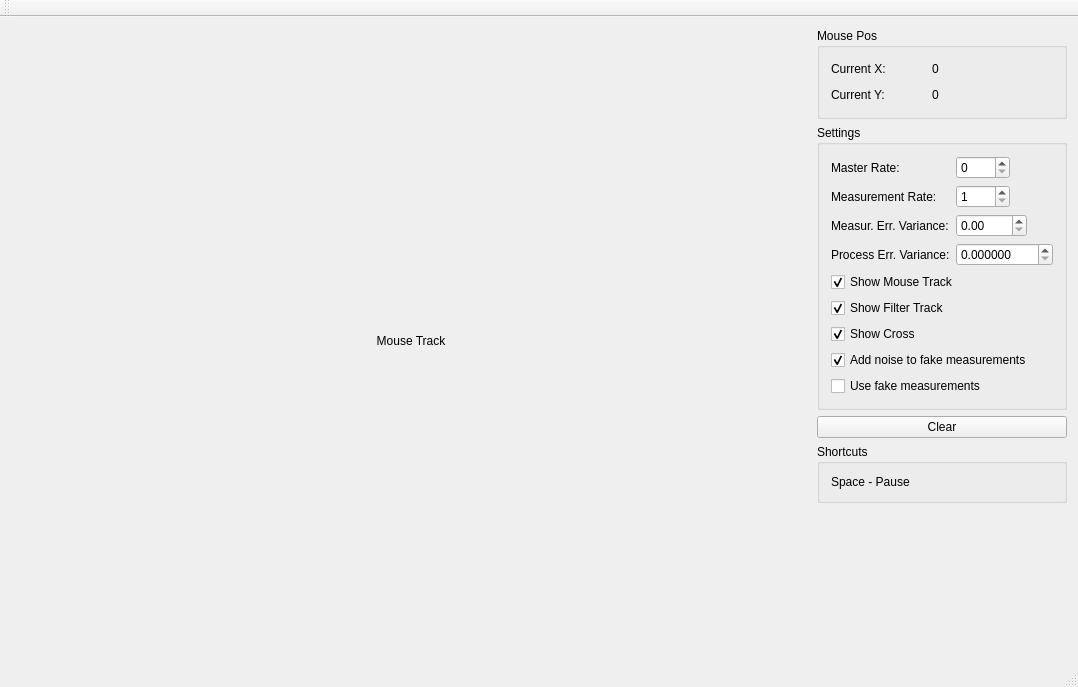
Qt form mainwindow.ui (idaohang/kalman-test) before a commit.
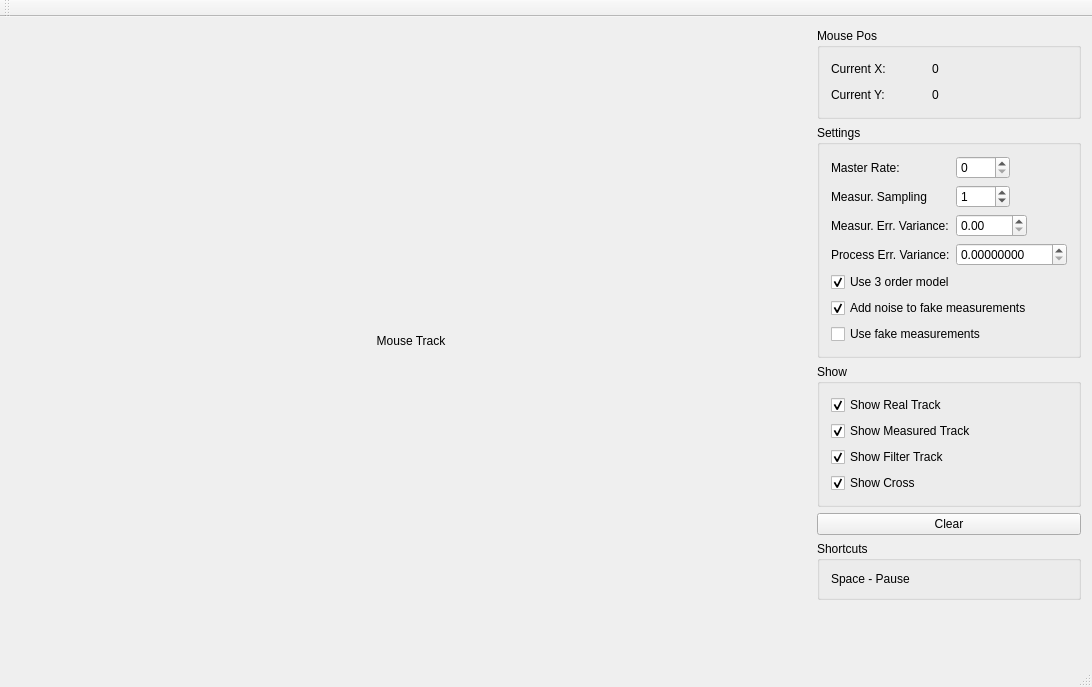
The same form after that commit.

The edit to the form file:
```diff
--- a/mainwindow.ui
+++ b/mainwindow.ui
@@ -183,7 +183,7 @@
             </sizepolicy>
            </property>
            <property name="text">
-            <string>Measurement Rate:</string>
+            <string>Measur. Sampling</string>
            </property>
           </widget>
          </item>
@@ -196,7 +196,7 @@
             </sizepolicy>
            </property>
            <property name="minimum">
-            <number>1</number>
+            <number>0</number>
            </property>
            <property name="maximum">
             <number>9999</number>
@@ -257,7 +257,7 @@
             </sizepolicy>
            </property>
            <property name="decimals">
-            <number>6</number>
+            <number>8</number>
            </property>
            <property name="maximum">
             <double>9999.000000000000000</double>
@@ -272,27 +272,7 @@
            <item>
             <widget class="QCheckBox" name="checkBoxShowMouseTrack">
              <property name="text">
-              <string>Show Mouse Track</string>
-             </property>
-             <property name="checked">
-              <bool>true</bool>
-             </property>
-            </widget>
-           </item>
-           <item>
-            <widget class="QCheckBox" name="checkBoxFilterTrack">
-             <property name="text">
-              <string>Show Filter Track</string>
-             </property>
-             <property name="checked">
-              <bool>true</bool>
-             </property>
-            </widget>
-           </item>
-           <item>
-            <widget class="QCheckBox" name="checkBoxShowCross">
-             <property name="text">
-              <string>Show Cross</string>
+              <string>Use 3 order model</string>
              </property>
              <property name="checked">
               <bool>true</bool>
@@ -324,6 +304,55 @@
         </layout>
        </widget>
       </item>
+      <item>
+       <widget class="QGroupBox" name="groupBox_4">
+        <property name="title">
+         <string>Show</string>
+        </property>
+        <layout class="QVBoxLayout" name="verticalLayout_3">
+         <item>
+          <widget class="QCheckBox" name="checkBoxShowRealTrack">
+           <property name="text">
+            <string>Show Real Track</string>
+           </property>
+           <property name="checked">
+            <bool>true</bool>
+           </property>
+          </widget>
+         </item>
+         <item>
+          <widget class="QCheckBox" name="checkBoxShowMeasurTrack">
+           <property name="text">
+            <string>Show Measured Track</string>
+           </property>
+           <property name="checked">
+            <bool>true</bool>
+           </property>
+          </widget>
+         </item>
+         <item>
+          <widget class="QCheckBox" name="checkBoxFilterTrack">
+           <property name="text">
+            <string>Show Filter Track</string>
+           </property>
+           <property name="checked">
+            <bool>true</bool>
+           </property>
+          </widget>
+         </item>
+         <item>
+          <widget class="QCheckBox" name="checkBoxShowCross">
+           <property name="text">
+            <string>Show Cross</string>
+           </property>
+           <property name="checked">
+            <bool>true</bool>
+           </property>
+          </widget>
+         </item>
+        </layout>
+       </widget>
+      </item>
       <item>
        <widget class="QPushButton" name="pushButtonClear">
         <property name="sizePolicy">
```
Left out of the diff: 4 changed lines with no effect on the pictures.
